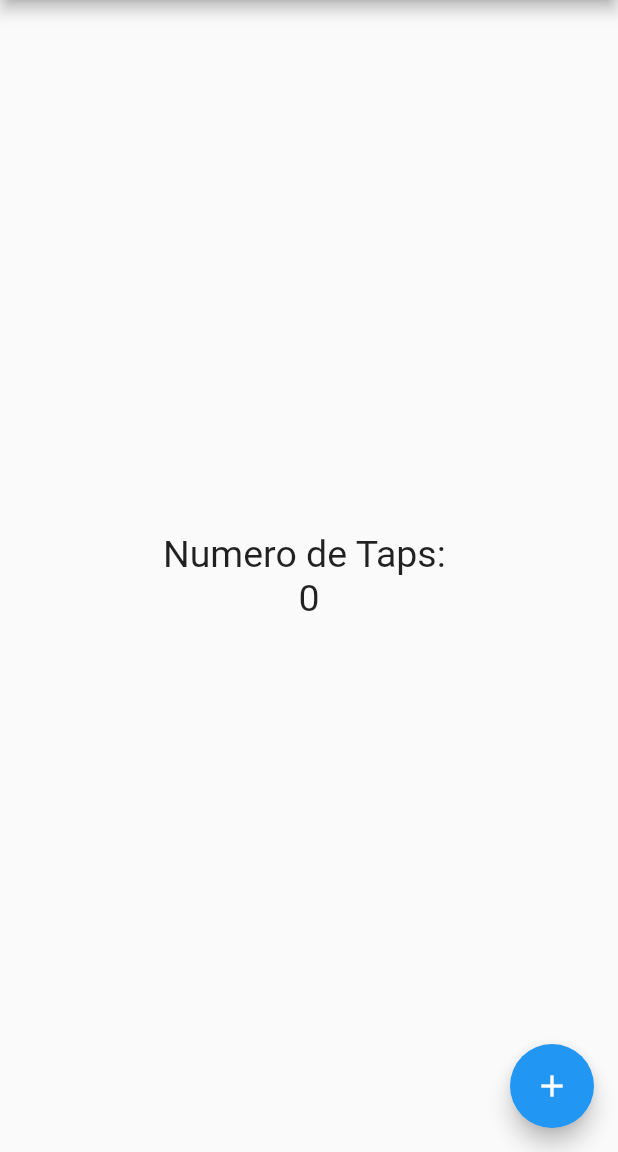
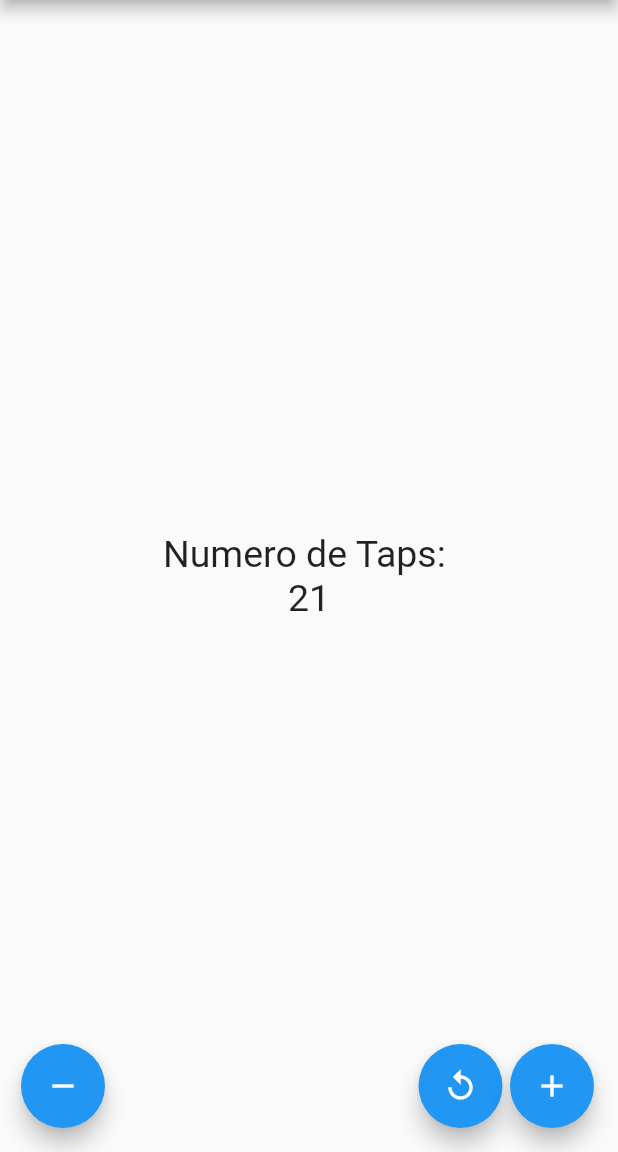
Before and after one commit to ManucalDK/flutter_buttons, a Flutter app: the screen it shows after launch, on a phone screen of 412 x 824 dp, the part 84-1236 px from its top. Run offline on Flutter 3.47's test engine with Material 2 defaults, Android fonts, the phone set to English and light mode, and no system bars.

Commit message:
final commit

```diff
--- a/lib/src/app.dart
+++ b/lib/src/app.dart
@@ -1,13 +1,16 @@
 import 'package:flutter/material.dart';
 
-import 'package:flutte_buttons/src/pages/home_page.dart';
+import 'package:flutte_buttons/src/pages/contador_page.dart';
+//import 'package:flutte_buttons/src/pages/home_page.dart';
 
 class MyApp extends StatelessWidget {
   @override
   Widget build(context) {
     return MaterialApp(
+        debugShowCheckedModeBanner: false,
         home: Center(
-      child: HomePage(),
-    ));
+          //child: HomePage(),
+          child: ContadorPage(),
+        ));
   }
 }
--- /dev/null
+++ b/lib/src/pages/contador_page.dart
@@ -0,0 +1,78 @@
+import 'package:flutter/material.dart';
+
+import 'package:flutter/material.dart';
+
+class ContadorPage extends StatefulWidget {
+  @override
+  createState() {
+    return new _ContadorPageState();
+  }
+}
+
+class _ContadorPageState extends State<ContadorPage> {
+  final _estiloTexto = new TextStyle(fontSize: 25);
+  int _conteo = 21;
+  @override
+  Widget build(BuildContext context) {
+    return Scaffold(
+        appBar: AppBar(
+          title: Text('Titulo'),
+          centerTitle: true,
+        ),
+        body: Center(
+          child: Column(
+            children: <Widget>[
+              Text(
+                'Numero de Taps: ',
+                style: _estiloTexto,
+              ),
+              Text(
+                '$_conteo',
+                style: _estiloTexto,
+              )
+            ],
+            mainAxisAlignment: MainAxisAlignment.center,
+          ),
+        ),
+        floatingActionButton: _crearBotones());
+  }
+
+  Widget _crearBotones() {
+    return Row(
+      mainAxisAlignment: MainAxisAlignment.end,
+      children: <Widget>[
+        SizedBox(width: 30),
+        FloatingActionButton(
+          onPressed: () {
+            _modificarContador(-1);
+          },
+          child: Icon(Icons.remove),
+        ),
+        Expanded(child: SizedBox(width: 5)),
+        FloatingActionButton(
+          onPressed: () {
+            _reiniciarContador();
+          },
+          child: Icon(Icons.replay),
+        ),
+        SizedBox(width: 5),
+        FloatingActionButton(
+          onPressed: () {
+            _modificarContador(1);
+          },
+          child: Icon(Icons.add),
+        ),
+      ],
+    );
+  }
+
+  void _modificarContador(int valor) {
+    _conteo += valor;
+    setState(() {});
+  }
+
+  void _reiniciarContador() {
+    _conteo = 0;
+    setState(() {});
+  }
+}
--- a/lib/src/pages/home_page.dart
+++ b/lib/src/pages/home_page.dart
@@ -2,6 +2,7 @@ import 'package:flutter/material.dart';
 
 class HomePage extends StatelessWidget {
   final estiloTexto = new TextStyle(fontSize: 25);
+  int conteo = 21;
 
   @override
   Widget build(BuildContext context) {
@@ -18,7 +19,7 @@ class HomePage extends StatelessWidget {
               style: estiloTexto,
             ),
             Text(
-              '0',
+              '$conteo',
               style: estiloTexto,
             )
           ],
@@ -29,8 +30,10 @@ class HomePage extends StatelessWidget {
         child: Icon(Icons.add),
         onPressed: () {
           print('Hola Mundo');
+          conteo++;
         },
       ),
+      floatingActionButtonLocation: FloatingActionButtonLocation.startFloat,
     );
   }
 }
```
Also changed, not shown: pubspec.lock.
